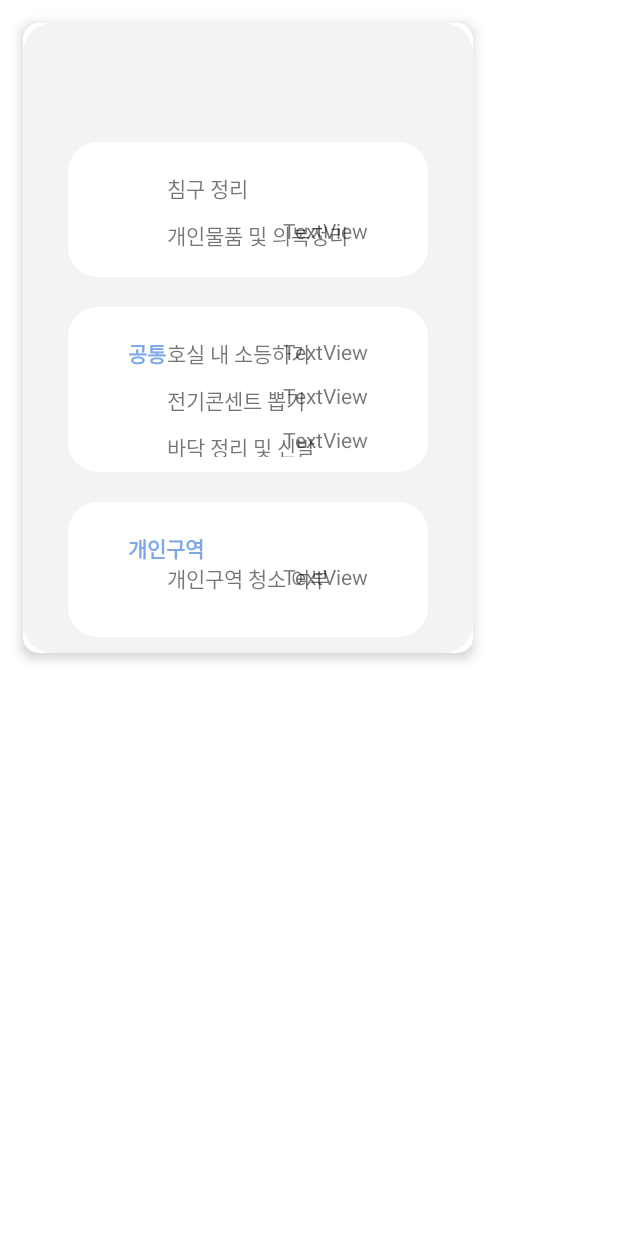
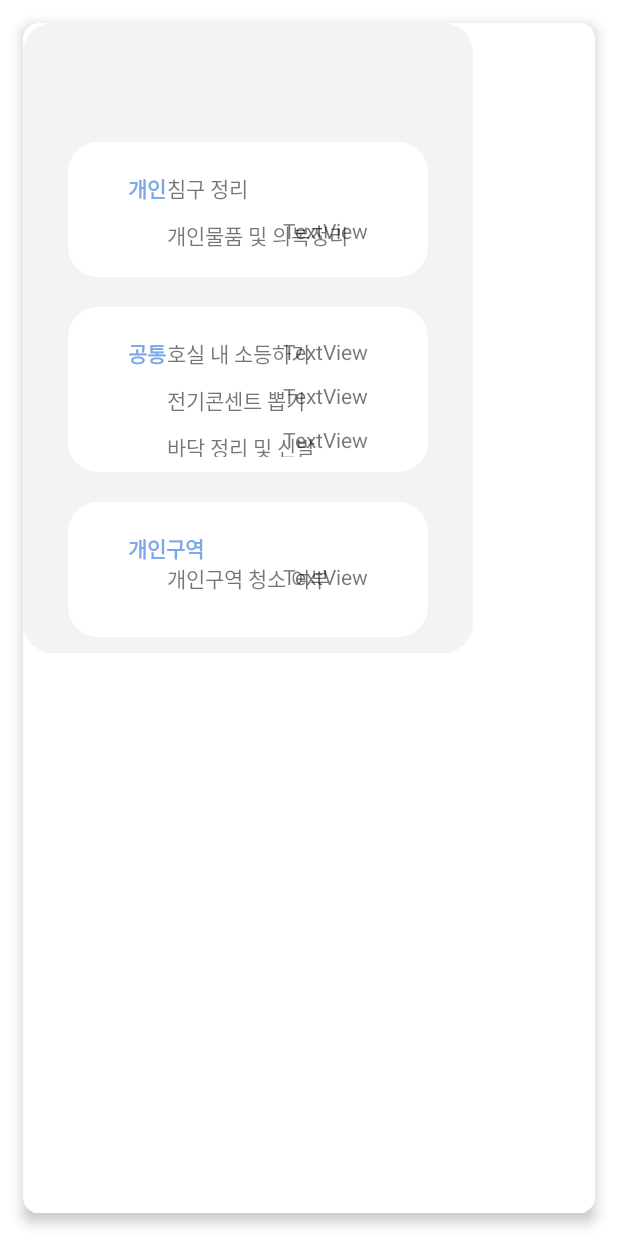
Before and after one commit to DSM-Cleaner/SSAG_Client_Android, an Android app: the layout clean_check_box.xml on its own in the app's theme, with its tools: preview values and no code run, on a phone screen of 412 x 824 dp. Run offline under Robolectric (Android 15) with nearby library versions, the phone set to English and light mode, and no system bars.

Commit message:
[UPDATE] adapter
자식은 match

```diff
--- a/alseulsanjap2/app/src/main/res/layout/clean_check_box.xml
+++ b/alseulsanjap2/app/src/main/res/layout/clean_check_box.xml
@@ -9,28 +9,16 @@
             type="com.example.alseulsanjap.checkresult.CheckResultViewModel"
             />
 
-        <variable
-            name="date"
-            type="String"
-            />
-        <variable
-            name="front"
-            type="String"
-            />
-        <variable
-            name="Date"
-            type="String"
-            />
     </data>
 
     <FrameLayout
-        android:layout_width="wrap_content"
-        android:layout_height="wrap_content">
+        android:layout_width="match_parent"
+        android:layout_height="match_parent">
 
         <androidx.cardview.widget.CardView
             android:id="@+id/clean_cv"
-            android:layout_width="wrap_content"
-            android:layout_height="wrap_content"
+            android:layout_width="match_parent"
+            android:layout_height="match_parent"
             android:layout_margin="15dp"
             app:cardCornerRadius="10dp"
             app:cardElevation="5dp">
@@ -56,9 +44,9 @@
                         android:layout_height="wrap_content"
                         android:layout_marginStart="10dp"
                         android:layout_marginTop="10dp"
-                        android:text="@{date}"
                         android:textColor="@color/color_light_blue"
                         android:textStyle="bold"
+                        android:text="@string/self"
                         app:layout_constraintStart_toStartOf="parent"
                         app:layout_constraintTop_toTopOf="parent" />
 
@@ -93,7 +81,6 @@
                         android:layout_height="wrap_content"
                         android:layout_marginTop="10dp"
                         android:layout_marginEnd="10dp"
-                        android:text="@{front}"
                         app:layout_constraintEnd_toEndOf="parent"
                         app:layout_constraintTop_toTopOf="parent" />
 
@@ -248,7 +235,6 @@
                     android:layout_width="wrap_content"
                     android:layout_height="wrap_content"
                     android:layout_marginTop="30dp"
-                    android:text="@{Date}"
                     android:textColor="@color/color_dark_blue"
                     app:layout_constraintStart_toStartOf="parent"
                     app:layout_constraintTop_toTopOf="parent" />
--- a/alseulsanjap2/app/src/main/res/values/strings.xml
+++ b/alseulsanjap2/app/src/main/res/values/strings.xml
@@ -10,4 +10,5 @@
     <string name="incorrect_code">고유코드가 일치하지 않습니다.</string>
     <string name="clean_result">청소 결과 확인</string>
     <string name="week_check_result">이번 주 청소 결과</string>
+    <string name="self">개인</string>
 </resources>
```
Also changed, not shown: alseulsanjap2/app/src/main/java/com/example/alseulsanjap/WeekCleanAdapter.kt (+5 -6 lines), alseulsanjap2/app/src/main/res/layout/activity_check_result.xml (+14 -3 lines).
